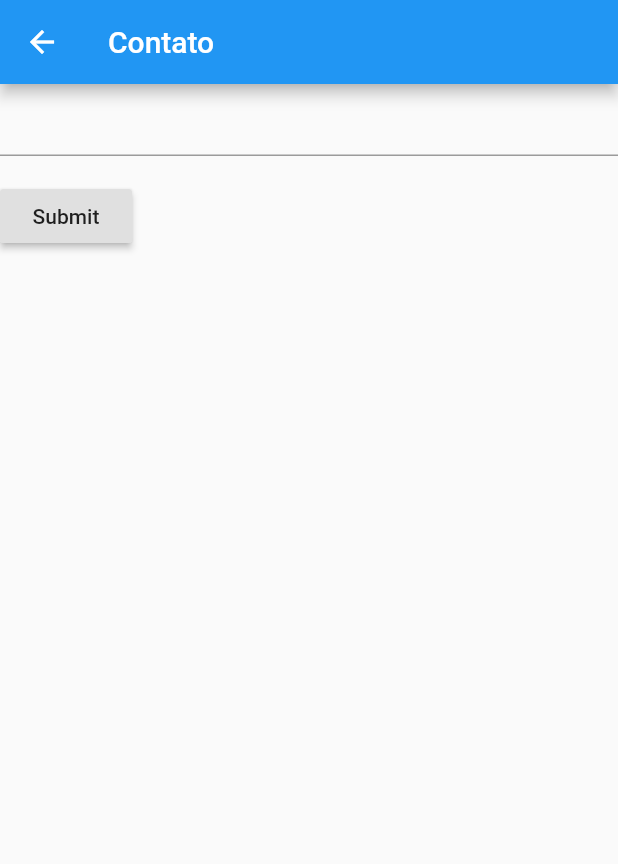
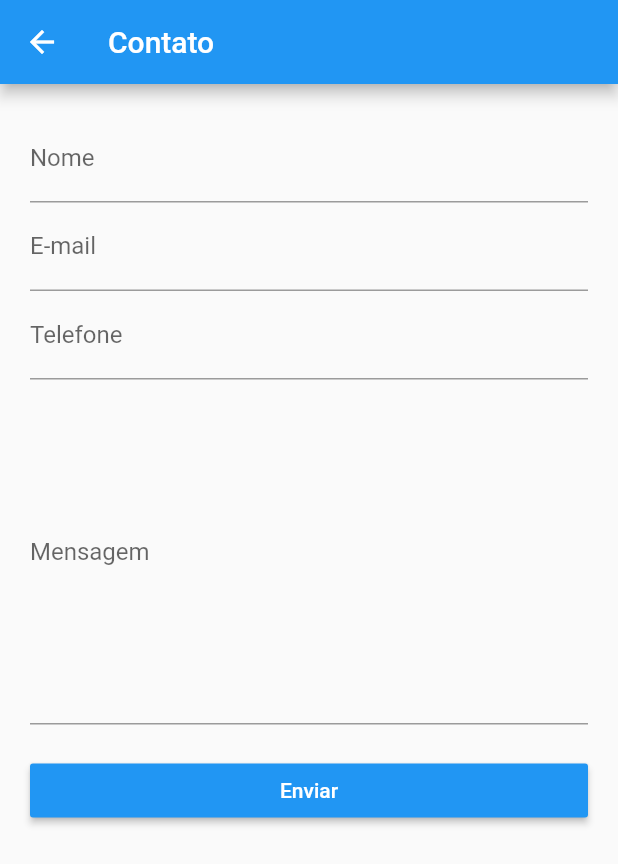
Before and after one commit to chrishenrique/betelnarede-app, a Flutter app: the ContactScreen screen opened by its route, on a phone screen of 412 x 824 dp. Shown: the top 864 px of the screen. Run offline on Flutter 3.47's test engine with Material 2 defaults, Android fonts, the phone set to English and light mode, and no system bars; our stand-ins replace carousel_pro, chewie, connectivity, timeago, video_player; missing offline and left inert: flutter_calendar; network calls fail; statements that could not run were skipped.

```diff
--- a/lib/pages/contact.dart
+++ b/lib/pages/contact.dart
@@ -10,41 +10,178 @@ class ContactScreen extends StatefulWidget {
 }
 
 class ContactFormState extends State < ContactScreen > {
-  final _formKey = GlobalKey<FormState>();
+  final GlobalKey<FormState> _formKey = GlobalKey<FormState>();
+  bool _autoValidate = false;
+  String _name;
+  String _email;
+  String _phone;
+  String _message;
 
 	//   @override
 	Widget build(BuildContext context) {
+    final Size screenSize = MediaQuery.of(context).size;
+
 		return new Scaffold(
 			appBar: new AppBar(
 				title: new Text("Contato"),
 			),
-			body: Form(
-        key: _formKey,
-        child: Column(
-          crossAxisAlignment: CrossAxisAlignment.start,
+			body: new Container(
+        padding: new EdgeInsets.all(20.0),
+        child: new Form(
+          key: this._formKey,
+          autovalidate: _autoValidate,
+          child: new ListView(
             children: <Widget>[
-            TextFormField(
-              validator: (value) {
-                if (value.isEmpty) {
-                  return 'Please enter some text';
-                }
+              new TextFormField(
+                decoration: new InputDecoration(
+                  labelText: 'Nome'
+                ),
+                validator: validateName,
+                onSaved: (String val) {
+                  _name = val;
                 },
               ),
-            Padding(
-              padding: const EdgeInsets.symmetric(vertical: 16.0),
-              child: RaisedButton(
-                onPressed: () {
-                  if (_formKey.currentState.validate()) {
-                    Scaffold.of(context).showSnackBar(SnackBar(content: Text('Processing Data')));
-                  }
+              new TextFormField(
+                keyboardType: TextInputType.emailAddress, // Use email input type for emails.
+                decoration: new InputDecoration(
+                  hintText: 'seu@email.com',
+                  labelText: 'E-mail',
+                ),
+                validator: validateEmail,
+                onSaved: (String val) {
+                  _email = val;
                 },
-                child: Text('Submit'),
+              ),
+              new TextFormField(
+                keyboardType: TextInputType.phone,
+                decoration: new InputDecoration(
+                  hintText: '(31) 912345678',
+                  labelText: 'Telefone',
+                ),
+                validator: validatePhone,
+                onSaved: (String val) {
+                  _phone = val;
+                },
+              ),
+              new TextFormField(
+                maxLines: 10,
+                keyboardType: TextInputType.multiline,
+                 decoration: new InputDecoration(
+                  labelText: 'Mensagem',
+                ),
+                validator: validateMessage,
+                onSaved: (String val) {
+                  _message = val;
+                },
+              ),
+              new Container(
+                width: screenSize.width,
+                child: new RaisedButton(
+                  child: new Text(
+                    'Enviar',
+                    style: new TextStyle(
+                      color: Colors.white
                     ),
                   ),
+                  onPressed: _validateInputs,
+                  color: Colors.blue,
+                ),
+                margin: new EdgeInsets.only(
+                  top: 20.0
+                ),
+              )
             ],
           ),
+        )
       ),
 		);
 	}
 
+  void _validateInputs() {
+    if (_formKey.currentState.validate()) {
+    // If all data are correct then save data to out variables
+      // _formKey.currentState.save();
+      print('valid');
+      _showMessage(true);
+    } else {
+      _showMessage(false);
+    // If all data are not valid then start auto validation.
+      setState(() {
+        _autoValidate = true;
+      });
     }
+  }
+
+  _showMessage(result) {
+    var message1 = '';
+    var message2 = '';
+
+    if (result) {
+      message1 = 'Obrigado por entrar em contato.';
+      message2 = '';
+    } else {
+      message1 = 'Algo de errado aconteceu!';
+      message2 = 'Tente enviar novamente';
+    }
+
+    showDialog<void>(
+      context: context,
+      barrierDismissible: false, // user must tap button!
+      builder: (BuildContext context) {
+        return AlertDialog(
+          title: result ? new Icon(Icons.mood) : new Icon(Icons.mood_bad),
+          content: SingleChildScrollView(
+            child: ListBody(
+              children: <Widget>[
+                Text(message1),
+                Text(message2),
+              ],
+            ),
+          ),
+          actions: <Widget>[
+            FlatButton(
+              child: Text('Ok'),
+              onPressed: () {
+                Navigator.of(context).pop();
+              },
+            ),
+          ],
+        );
+      },
+    );
+  }
+
+  String validateName(String value) {
+    if (value.length < 3)
+      return 'Nome inválido';
+    else
+      return null;
+  }
+
+  String validatePhone(String value) {
+// Indian Mobile number are of 10 digit only
+    if (value.length != 10)
+      return 'Número inválido';
+    else
+      return null;
+  }
+
+  String validateEmail(String value) {
+    Pattern pattern =
+        r'^(([^<>()[\]\\.,;:\s@\"]+(\.[^<>()[\]\\.,;:\s@\"]+)*)|(\".+\"))@((\[[0-9]{1,3}\.[0-9]{1,3}\.[0-9]{1,3}\.[0-9]{1,3}\])|(([a-zA-Z\-0-9]+\.)+[a-zA-Z]{2,}))$';
+    RegExp regex = new RegExp(pattern);
+    if (!regex.hasMatch(value))
+      return 'E-mail inválido';
+    else
+      return null;
+  }
+
+  String validateMessage(String value) {
+// Indian Mobile number are of 10 digit only
+    if (value.length < 1)
+      return 'Você precisa escrever uma mensagem';
+    else
+      return null;
+  }
+
+}
--- a/pubspec.yaml
+++ b/pubspec.yaml
@@ -23,6 +23,7 @@ dependencies:
   json_serializable: ^2.0.0
   chewie: ^0.8.0
   carousel_pro: ^0.0.13
+  connectivity: ^0.3.2
 
   # The following adds the Cupertino Icons font to your application.
   # Use with the CupertinoIcons class for iOS style icons.
```
Also changed, not shown: lib/main.dart (+21 -1 lines). Lines whose indentation alone changed are shown as unchanged.
